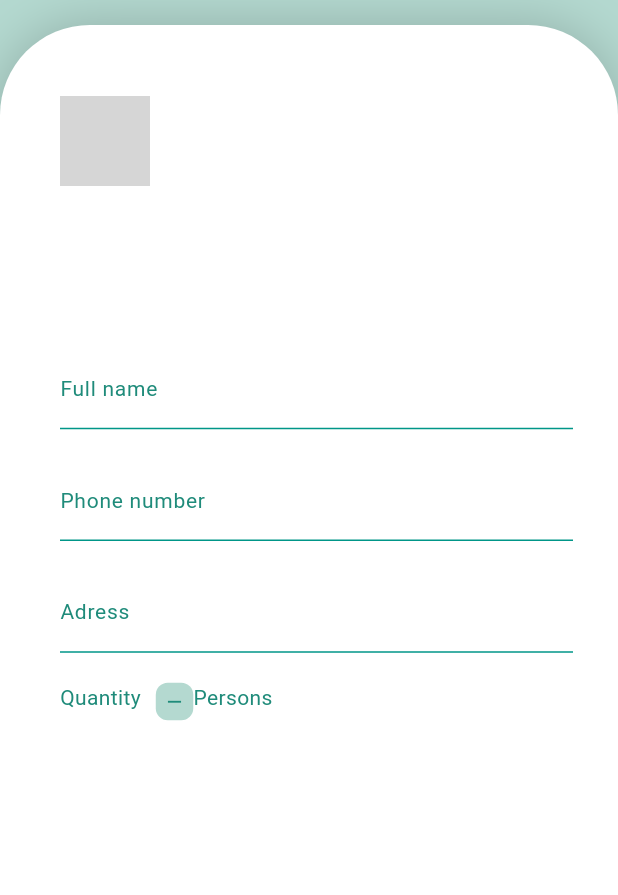
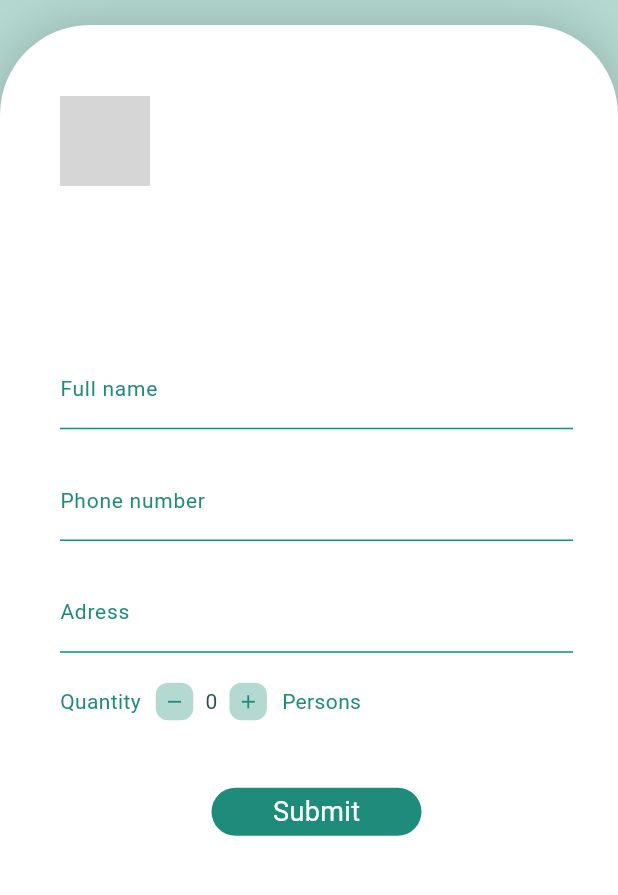
Before and after one commit to Roufaida-As/DonaVita-Donors-side, a Flutter app: the FormotherPage screen opened directly with empty values, on a phone screen of 412 x 824 dp, the part 119-1014 px from its top. Run offline on Flutter 3.47's test engine with Material 3 defaults, Android fonts, the phone set to English and light mode, and no system bars; our stand-ins replace cloud_firestore, firebase_auth, firebase_core, google_nav_bar, percent_indicator; accounts and stored records are empty; network calls fail; grey boxes are pictures that could not be loaded.

```diff
--- a/projectfinal/lib/main.dart
+++ b/projectfinal/lib/main.dart
@@ -7,6 +7,7 @@ import 'package:projectfinal/pages/homepage%20work/details_page.dart';
 import 'package:projectfinal/pages/homepage%20work/home_page.dart';
 
 import 'package:projectfinal/pages/splash_screen.dart';
+
 
 Future<void> main() async {
   WidgetsFlutterBinding.ensureInitialized(); // Initialize Flutter framework
--- a/projectfinal/lib/pages/formother.dart
+++ b/projectfinal/lib/pages/formother.dart
@@ -1,8 +1,12 @@
 import 'package:flutter/material.dart';
+import 'package:flutter/widgets.dart';
 import 'package:projectfinal/Theme/Colors.dart';
+import 'package:projectfinal/pages/homepage%20work/Fomulaire_service.dart';
 import 'package:projectfinal/pages/homepage%20work/Mytextfield.dart';
 import 'package:projectfinal/pages/homepage%20work/annonce_model.dart';
 import 'package:projectfinal/pages/homepage%20work/details_page.dart';
+import 'package:cloud_firestore/cloud_firestore.dart';
+
 class FormotherPage extends StatefulWidget {
   final Announcement annonce;
   const FormotherPage({super.key, required this.annonce});
@@ -12,6 +16,33 @@ class FormotherPage extends StatefulWidget {
 }
 
 class _FormotherPageState extends State<FormotherPage> {
+  late Formulaireservice formulaireservice;
+   FirebaseFirestore db = FirebaseFirestore.instance;
+
+  @override
+  void initState() {
+    super.initState();
+    formulaireservice = Formulaireservice(widget.annonce.orgId, widget.annonce.annonceId);
+  }
+
+  TextEditingController namecontroller = TextEditingController();
+  TextEditingController phonenumbercontroller = TextEditingController();
+  TextEditingController adresscontroller = TextEditingController();
+  int _counter = 0;
+
+  @override
+
+  void _incrementCounter() {
+    setState(() {
+      _counter++;
+    });
+  }
+
+  void _decrementCounter() {
+    setState(() {
+      _counter--;
+    });
+  }
   @override
   Widget build(BuildContext context) {
     return Scaffold(
@@ -86,14 +117,15 @@ child: SingleChildScrollView(
        padding: const EdgeInsets.only(right: 30),
         child: Column(
           children: [
-             Mytextfield(abovestring: 'Full name'),
+             Mytextfield(abovestring: 'Full name',controller: namecontroller,),
               SizedBox(height: 20,),
-              Mytextfield(abovestring: 'Phone number'),
+              Mytextfield(abovestring: 'Phone number',controller: phonenumbercontroller,),
                   SizedBox(height: 20,),
-              Mytextfield(abovestring: 'Adress'),
+              Mytextfield(abovestring: 'Adress',controller: adresscontroller,),
               SizedBox(height: 20,),
               Row(
-                crossAxisAlignment: CrossAxisAlignment.start,
+                crossAxisAlignment: CrossAxisAlignment.center,
+                mainAxisAlignment: MainAxisAlignment.start,
                children: [
                 Text('Quantity',style: TextStyle(fontFamily: 'Roboto',fontSize: 14,color: AppColors.icons),),
                 SizedBox(width: 10,),
@@ -101,11 +133,56 @@ child: SingleChildScrollView(
                 height: 25,
                 width: 25,
                 decoration: BoxDecoration(borderRadius: BorderRadius.circular(8),color: AppColors.clear,),
-                child: Center(child: IconButton(onPressed: () {},
+                child: Center(child: IconButton(onPressed: _counter > 0 ? _decrementCounter : null,
                 icon: Icon(Icons.remove,color: AppColors.icons,size: 15,),padding: EdgeInsets.zero,),),),
-                 Text('Persons',style: TextStyle(fontFamily: 'Roboto',fontSize: 14,color: AppColors.icons),),
+
+                 SizedBox(width: 8,),
+                 Text(   '$_counter',
+          style: TextStyle(fontSize: 14.0,color: AppColors.details),),
+                   SizedBox(width: 8,),
+
+                    Container(
+                                   height: 25,
+                                   width: 25,
+                                   decoration: BoxDecoration(borderRadius: BorderRadius.circular(8),color: AppColors.clear,),
+                                   child: Center(child: IconButton(onPressed: _incrementCounter,
+                                   icon: Icon(Icons.add,color: AppColors.icons,size: 15,),padding: EdgeInsets.zero,),),),
+
+
+                  SizedBox(width: 10,),
+Text('Persons',style: TextStyle(fontFamily: 'Roboto',fontSize: 14,color: AppColors.icons),),
                ],
-              )
+              ),
+            SizedBox(height: 45,),
+            GestureDetector(
+              onTap: () {
+                formulaireservice.addFormulaire(namecontroller.text, phonenumbercontroller.text, adresscontroller.text, _counter.toString());
+                phonenumbercontroller.clear();
+                adresscontroller.clear();
+                namecontroller.clear();
+                int newquantity = int.parse(widget.annonce.quantityDonated) + _counter;
+setState(() {
+  db.collection('Organisations')
+      .doc(widget.annonce.orgId)
+      .collection('annonces')
+      .doc(widget.annonce.annonceId)
+      .update({"quantityDonated": newquantity.toString()});
+});
+
+                setState(() {
+      _counter = 0;
+    });
+
+
+
+              },
+                child: Container(
+                  width: 140,
+                  decoration: BoxDecoration(color: AppColors.icons,borderRadius: BorderRadius.circular(40)),
+                  child: Padding(padding: EdgeInsets.only(left: 10,right: 10,top: 3,bottom: 3),
+                  child: Center(child: Text('Submit',style: TextStyle(color: Colors.white,fontFamily: 'Roboto',fontSize: 18,fontWeight: FontWeight.w400),)),),
+                             ),
+              ),
 
           ],
         ),
--- a/projectfinal/lib/pages/homepage work/Mytextfield.dart
+++ b/projectfinal/lib/pages/homepage work/Mytextfield.dart
@@ -2,12 +2,14 @@ import 'package:flutter/material.dart';
 import 'package:projectfinal/Theme/Colors.dart';
 class Mytextfield extends StatelessWidget {
   final String abovestring;
-  const Mytextfield({super.key,required this.abovestring});
+  final TextEditingController controller;
+  const Mytextfield({super.key,required this.abovestring, required this.controller});
 
   @override
   Widget build(BuildContext context) {
     return
-     TextField(
+     TextField
+     (controller: controller,
             decoration: new InputDecoration(
 
                 enabledBorder: new UnderlineInputBorder(
--- a/projectfinal/lib/pages/homepage work/annonce_model.dart
+++ b/projectfinal/lib/pages/homepage work/annonce_model.dart
@@ -7,6 +7,8 @@ class Announcement {
   final String quantityNeeded;
   final String quantityDonated;
   final String endDate;
+  final String orgId;
+  final String annonceId;
   late final String imageUrl;
 
 
@@ -24,6 +26,8 @@ class Announcement {
     required this.quantityDonated,
     required this.endDate,
     required this.imageUrl,
+    required this.annonceId,
+    required this.orgId,
 
    // this.organizationLogoUrl = '', // Initialized as empty string
     //this.imageUrl = '', // Initialized as empty string
--- a/projectfinal/lib/pages/homepage work/annonce_service.dart
+++ b/projectfinal/lib/pages/homepage work/annonce_service.dart
@@ -18,6 +18,8 @@ class AnnouncementService {
     for (QueryDocumentSnapshot doc in querySnapshot.docs) {
       String orgName = doc['name'];
       String orgLogoUrl = doc['logoURL'];
+      String OrganisationId=doc.id;
+
 
       QuerySnapshot orgAnnouncementsSnapshot =
           await doc.reference.collection('annonces').get();
@@ -29,6 +31,8 @@ class AnnouncementService {
           Announcement(
           organizationName: orgName,
           organizationLogoUrl: orgLogoUrl,
+          orgId: OrganisationId,
+annonceId: annDoc.id,
           category: annDoc['category'],
           annonceTitle: annDoc['annonceTitle'],
           description: annDoc['description'],
```
Also changed, not shown: projectfinal/lib/pages/homepage work/Fomulaire_service.dart (added, +27 -0 lines), projectfinal/lib/pages/homepage work/details_page.dart (+4 -4 lines).
